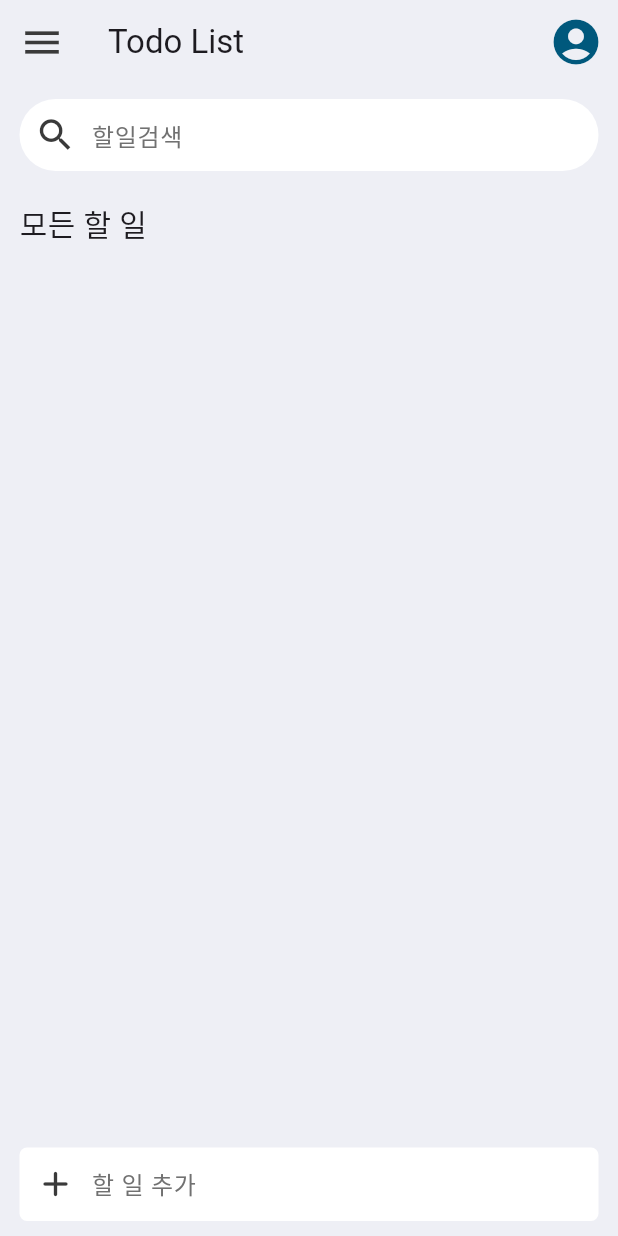
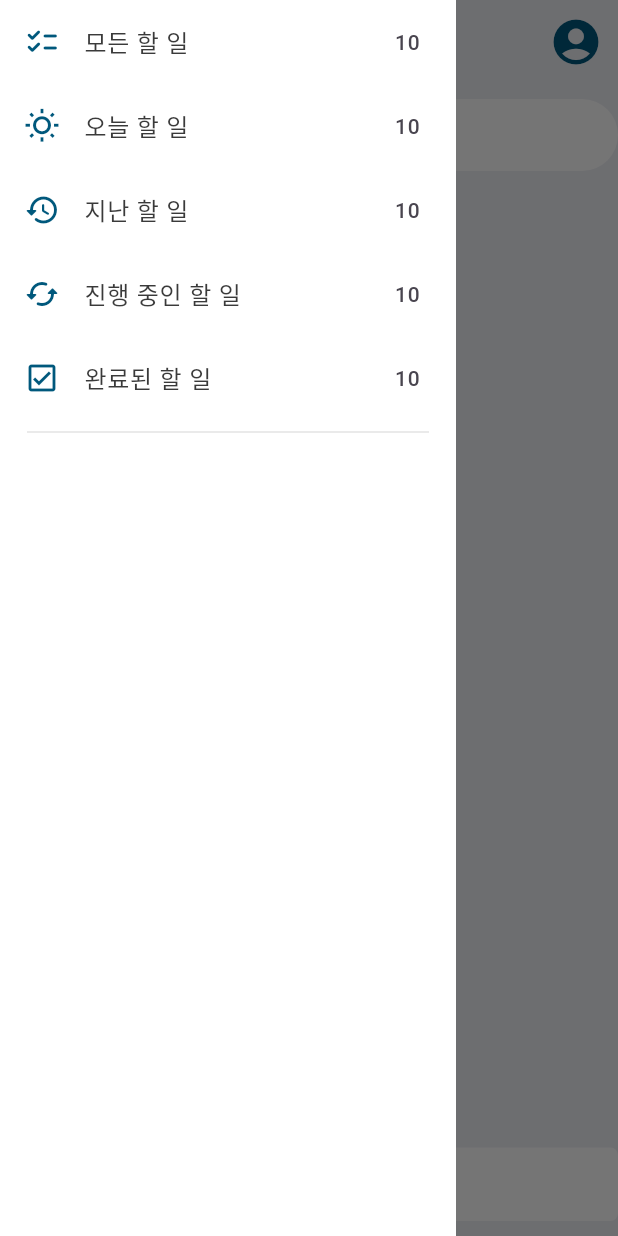
Before and after one commit to ywkim727/24_01-Mobile-Programming, a Flutter app: the screen it shows after launch, with the side drawer open (before the commit the screen has no drawer), on a phone screen of 412 x 824 dp. Run offline on Flutter 3.47's test engine with Material 3 defaults, Android fonts, the phone set to English and light mode, and no system bars; Roboto replaces fonts that are missing (Pretendard).

Commit message:
TodoListApp_Study Drawer Widget

```diff
--- /dev/null
+++ b/simple_todo_list/lib/components/drawer_menu_button.dart
@@ -0,0 +1,20 @@
+import 'package:flutter/material.dart';
+
+class DrawerMenuButton extends StatelessWidget {
+  const DrawerMenuButton({super.key});
+
+  @override
+  Widget build(BuildContext context) {
+    return IconButton(
+      onPressed: () {
+        print('Open Drawer Menu');
+        Scaffold.of(context).openDrawer();
+      },
+      icon: const Icon(
+        Icons.menu,
+        color: Colors.black,
+        size : 30,
+      ),
+    );
+  }
+}
--- /dev/null
+++ b/simple_todo_list/lib/components/drawer_menu_item.dart
@@ -0,0 +1,40 @@
+import 'package:flutter/material.dart';
+import 'package:simple_todo_list/constants/todo_colors.dart';
+
+class DrawerMenuItem extends StatelessWidget {
+  final IconData icon;
+  final String title;
+
+  const DrawerMenuItem({
+    super.key,
+    required this.icon,
+    required this.title,
+  });
+
+  @override
+  Widget build(BuildContext context) {
+    return ListTile(
+      onTap: () {
+        print('Move to "$title" Screen');
+      },
+      leading: Icon(
+        icon,
+        color: TodoColors.point,
+      ),
+      title: Text(
+        title,
+        style: const TextStyle(
+          fontSize: 16,
+          fontWeight: FontWeight.w500,
+          color: TodoColors.black,
+        ),
+      ),
+      trailing: const Text(
+        '10',
+        style: TextStyle(
+          fontSize: 14,
+        ),
+      ),
+    );
+  }
+}
--- a/simple_todo_list/lib/main.dart
+++ b/simple_todo_list/lib/main.dart
@@ -16,10 +16,11 @@ class MyApp extends StatelessWidget {
     SystemChrome.setSystemUIOverlayStyle(
       const SystemUiOverlayStyle(
         statusBarColor: Colors.transparent,
-        systemNavigationBarColor: TodoColors.background,
-        statusBarIconBrightness: Brightness.dark,
+        systemNavigationBarColor: Colors.transparent,
+        // statusBarIconBrightness: Brightness.dark,
       )
     );
+    SystemChrome.setEnabledSystemUIMode(SystemUiMode.edgeToEdge);
     return GestureDetector(
       onTap: () {
         FocusManager.instance.primaryFocus?.unfocus();
--- /dev/null
+++ b/simple_todo_list/lib/screens/drawer_screen.dart
@@ -0,0 +1,54 @@
+import 'package:flutter/material.dart';
+import 'package:flutter/rendering.dart';
+import 'package:flutter/widgets.dart';
+import 'package:simple_todo_list/components/drawer_menu_item.dart';
+import 'package:simple_todo_list/constants/todo_colors.dart';
+
+class DrawerScreen extends StatelessWidget {
+  const DrawerScreen({super.key});
+
+  @override
+  Widget build(BuildContext context) {
+    return Drawer(
+      backgroundColor: Colors.white,
+      shape: const RoundedRectangleBorder(
+        borderRadius: BorderRadius.only(
+          topRight: Radius.circular(0),
+          bottomRight: Radius.circular(0),
+        ),
+      ),
+      child: SafeArea(
+        child: ListView(
+          children: const [
+            DrawerMenuItem(
+              icon: Icons.checklist_rounded,
+              title: '모든 할 일',
+            ),
+            DrawerMenuItem(
+              icon: Icons.wb_sunny_outlined,
+              title: '오늘 할 일',
+            ),
+            DrawerMenuItem(
+              icon: Icons.history_rounded,
+              title: '지난 할 일',
+            ),
+            DrawerMenuItem(
+              icon: Icons.cached_rounded,
+              title: '진행 중인 할 일',
+            ),
+            DrawerMenuItem(
+              icon: Icons.check_box_outlined,
+              title: '완료된 할 일',
+            ),
+            Divider(
+              indent: 18,
+              endIndent: 18,
+              thickness: 0.2,
+              color: TodoColors.grey,
+            )
+          ],
+        ),
+      ),
+    );
+  }
+}
--- a/simple_todo_list/lib/screens/home_screen.dart
+++ b/simple_todo_list/lib/screens/home_screen.dart
@@ -3,9 +3,11 @@
 import 'package:flutter/material.dart';
 import 'package:flutter/services.dart';
 import 'package:flutter/widgets.dart';
+import 'package:simple_todo_list/components/drawer_menu_button.dart';
 import 'package:simple_todo_list/components/todo_item.dart';
 import 'package:simple_todo_list/constants/todo_colors.dart';
 import 'package:simple_todo_list/models/todo_model.dart';
+import 'package:simple_todo_list/screens/drawer_screen.dart';
 import 'package:simple_todo_list/screens/todo_modify_dialog.dart';
 
 class HomeScreen extends StatefulWidget {
@@ -102,12 +104,12 @@ class _HomeScreenState extends State<HomeScreen> {
   Widget build(BuildContext context) {
     return Scaffold(
       backgroundColor: TodoColors.background,
+      drawer: const DrawerScreen(),
       appBar: AppBar(
+        elevation: 0,
         backgroundColor: TodoColors.background,
-        leading: Icon(
-          Icons.menu,
-          color: TodoColors.black,
-          size: 30,
+        leading: const DrawerMenuButton(
+
         ),
         title: const Text('Todo List'),
         actions: const [
@@ -121,10 +123,7 @@ class _HomeScreenState extends State<HomeScreen> {
           )
         ],
       ),
-      body: Padding(
-        padding: EdgeInsets.symmetric(
-          horizontal: 13,
-        ),
+      body: SafeArea(
         child: Column(
           children: [
             _TodoSearchBox(
```
